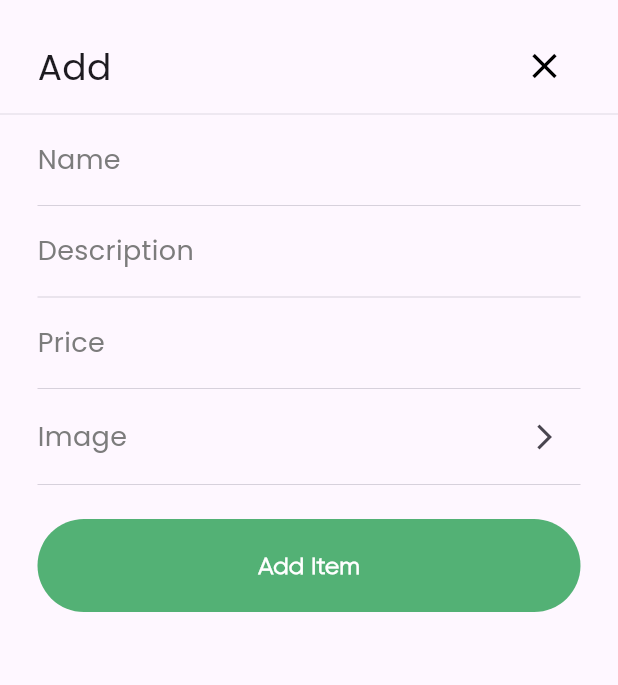
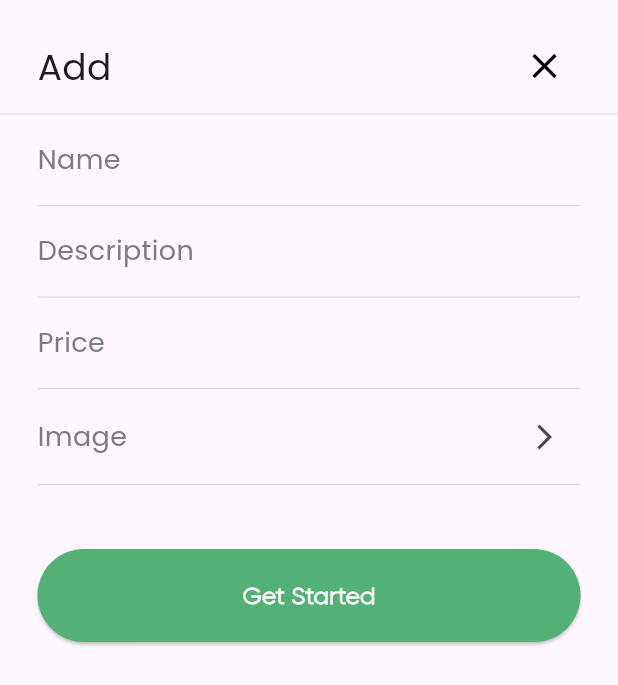
Before and after one commit to aliyousefmohsen/store_app, a Flutter app: the AddBottomSheet widget shown alone on an empty page, opened directly, on a phone screen of 412 x 824 dp. Shown: the top 685 px of the screen. Run offline on Flutter 3.47's test engine with Material 3 defaults, Android fonts, the phone set to English and light mode, and no system bars; our stand-ins replace font_awesome_flutter.

Commit message:
improve_code

```diff
--- a/lib/main.dart
+++ b/lib/main.dart
@@ -1,9 +1,4 @@
 import 'package:flutter/material.dart';
-import 'package:test_ali/views/beverages_view.dart';
-import 'package:test_ali/views/explore_view.dart';
-import 'package:test_ali/views/mycart_view.dart';
-import 'package:test_ali/views/onboardin_view.dart';
-import 'package:test_ali/views/order_accepted_view.dart';
 import 'package:test_ali/views/splash_view.dart';
 
 void main() {
--- /dev/null
+++ b/lib/views/components/add_bottom_sheet.dart
@@ -0,0 +1,46 @@
+import 'package:flutter/material.dart';
+import 'package:test_ali/views/components/custom_row_add_item.dart';
+import 'package:test_ali/views/components/head_bottom_sheet.dart';
+
+class AddBottomSheet extends StatelessWidget {
+  const AddBottomSheet({super.key});
+
+  @override
+  Widget build(BuildContext context) {
+    return Wrap(
+      //mainAxisSize: MainAxisSize.min,
+      children: [
+        const HeadButtomSheet(title: 'Add'),
+        const Divider(
+          thickness: 0.4,
+        ),
+        const CustomRowAddItem(left: 'Name'),
+        const CustomRowAddItem(left: 'Description'),
+        const CustomRowAddItem(left: 'Price'),
+        const CustomRowAddItem(
+          left: 'Image',
+          right: 'Show   Arrow Icon ',
+        ),
+        Padding(
+          padding: const EdgeInsets.symmetric(horizontal: 25, vertical: 35),
+          child: ElevatedButton(
+            style: ButtonStyle(
+                backgroundColor:
+                    MaterialStateProperty.all<Color>(const Color(0xff53B175)),
+                minimumSize: MaterialStatePropertyAll(
+                    Size(MediaQuery.of(context).size.width, 62))),
+            onPressed: () {},
+            child: const Text(
+              'Get Started',
+              style: TextStyle(
+                  color: Colors.white,
+                  fontSize: 16,
+                  fontFamily: 'Gilroy',
+                  fontWeight: FontWeight.w900),
+            ),
+          ),
+        ),
+      ],
+    );
+  }
+}
--- a/lib/views/components/add_icon.dart
+++ b/lib/views/components/add_icon.dart
@@ -1,6 +1,5 @@
 import 'package:flutter/material.dart';
-import 'package:test_ali/views/components/custom_button.dart';
-import 'package:test_ali/views/components/head_bottom_sheet.dart';
+import 'package:test_ali/views/components/add_bottom_sheet.dart';
 
 class AddIcon extends StatelessWidget {
   const AddIcon({super.key});
@@ -30,75 +29,3 @@ class AddIcon extends StatelessWidget {
     );
   }
 }
-
-class AddBottomSheet extends StatelessWidget {
-  const AddBottomSheet({super.key});
-
-  @override
-  Widget build(BuildContext context) {
-    return Column(
-      children: [
-        HeadButtomSheet(title: 'Add'),
-        Divider(
-          thickness: 0.4,
-        ),
-        CustomRowAddItem(left: 'Name'),
-        CustomRowAddItem(left: 'Description'),
-        CustomRowAddItem(left: 'Price'),
-        CustomRowAddItem(
-          left: 'Image',
-          right: 'Show   Arrow Icon ',
-        ),
-        Padding(
-          padding: EdgeInsets.only(top: 15, bottom: 30),
-          child: CustomButton(
-            title: 'Add Item',
-            onPressed: () {},
-          ),
-        ),
-      ],
-    );
-  }
-}
-
-class CustomRowAddItem extends StatelessWidget {
-  const CustomRowAddItem({super.key, required this.left, this.right});
-  final String left;
-  final String? right;
-  @override
-  Widget build(BuildContext context) {
-    return Padding(
-      padding: const EdgeInsets.only(left: 25, right: 25),
-      child: Column(
-        children: [
-          Row(
-            children: [
-              Text(
-                left,
-                style: const TextStyle(
-                  color: Color(0xff7C7C7C),
-                  fontSize: 18,
-                  fontFamily: 'Poppins',
-                ),
-              ),
-              const Spacer(),
-              right != null
-                  ? IconButton(
-                      onPressed: () {},
-                      icon: const Icon(
-                        Icons.arrow_forward_ios_sharp,
-                        size: 20,
-                      ))
-                  : const SizedBox(
-                      height: 45,
-                    )
-            ],
-          ),
-          const Divider(
-            thickness: 0.5,
-          ),
-        ],
-      ),
-    );
-  }
-}
--- /dev/null
+++ b/lib/views/components/custom_row_add_item.dart
@@ -0,0 +1,43 @@
+import 'package:flutter/material.dart';
+
+class CustomRowAddItem extends StatelessWidget {
+  const CustomRowAddItem({super.key, required this.left, this.right});
+  final String left;
+  final String? right;
+  @override
+  Widget build(BuildContext context) {
+    return Padding(
+      padding: const EdgeInsets.only(left: 25, right: 25),
+      child: Column(
+        children: [
+          Row(
+            children: [
+              Text(
+                left,
+                style: const TextStyle(
+                  color: Color(0xff7C7C7C),
+                  fontSize: 18,
+                  fontFamily: 'Poppins',
+                ),
+              ),
+              const Spacer(),
+              right != null
+                  ? IconButton(
+                      onPressed: () {},
+                      icon: const Icon(
+                        Icons.arrow_forward_ios_sharp,
+                        size: 20,
+                      ))
+                  : const SizedBox(
+                      height: 45,
+                    )
+            ],
+          ),
+          const Divider(
+            thickness: 0.5,
+          ),
+        ],
+      ),
+    );
+  }
+}
```
Also changed, not shown: lib/views/components/cart_bottom_sheet.dart (+18 -4 lines), lib/views/components/custom_appbar.dart (+7 -1 lines), lib/views/components/custom_nav_bar.dart (+33 -5 lines).
